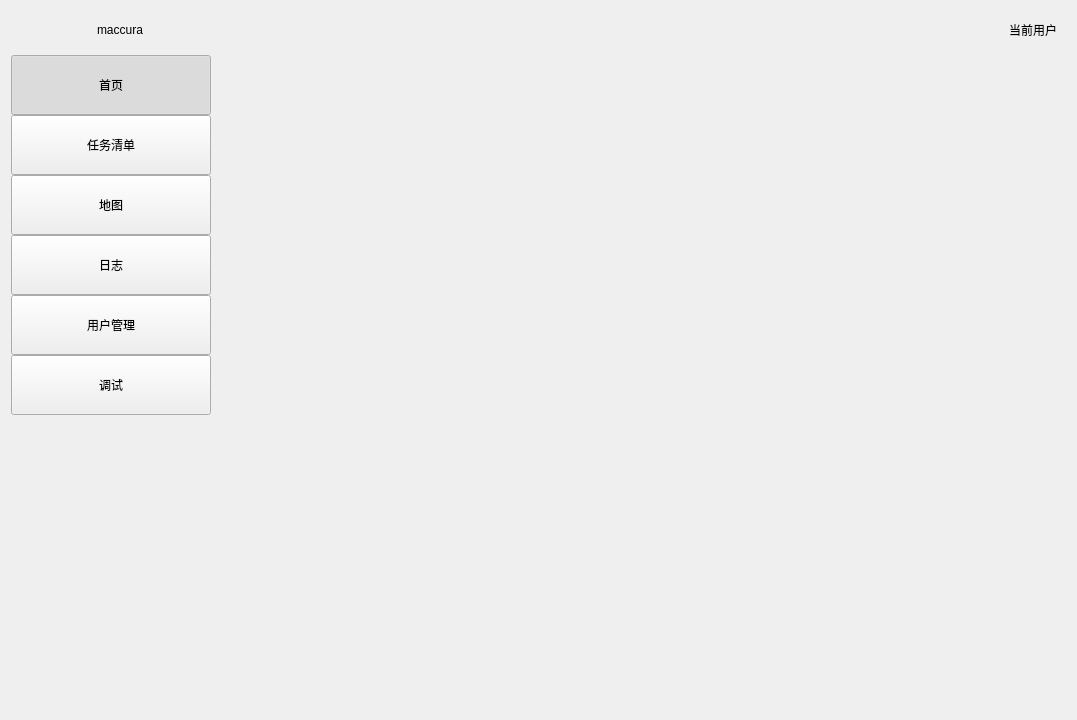
Before: the Qt Designer form mainwidget.ui in YangKaiyun-a/mico_app, drawn with Qt 5.
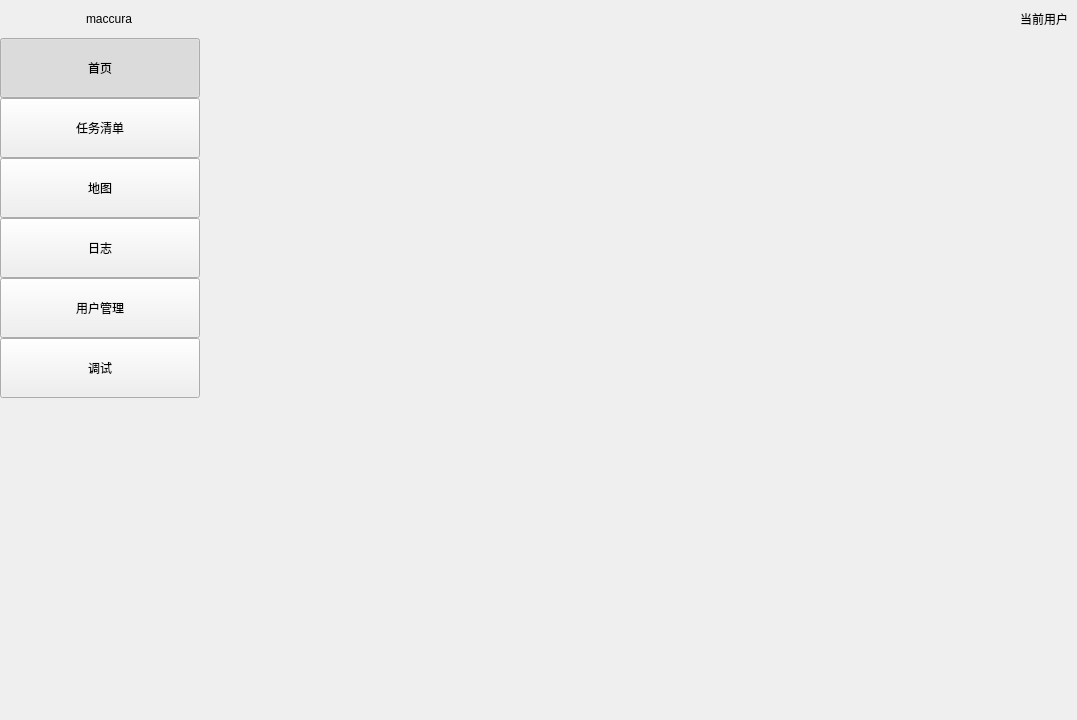
After: the same form once the commit is applied.

Diff of the .ui file:
```diff
--- a/mainwidget.ui
+++ b/mainwidget.ui
@@ -14,6 +14,21 @@
    <string>Form</string>
   </property>
   <layout class="QVBoxLayout" name="verticalLayout">
+   <property name="spacing">
+    <number>0</number>
+   </property>
+   <property name="leftMargin">
+    <number>0</number>
+   </property>
+   <property name="topMargin">
+    <number>0</number>
+   </property>
+   <property name="rightMargin">
+    <number>0</number>
+   </property>
+   <property name="bottomMargin">
+    <number>0</number>
+   </property>
    <item>
     <widget class="QWidget" name="topWidget" native="true">
      <layout class="QHBoxLayout" name="horizontalLayout">
```
